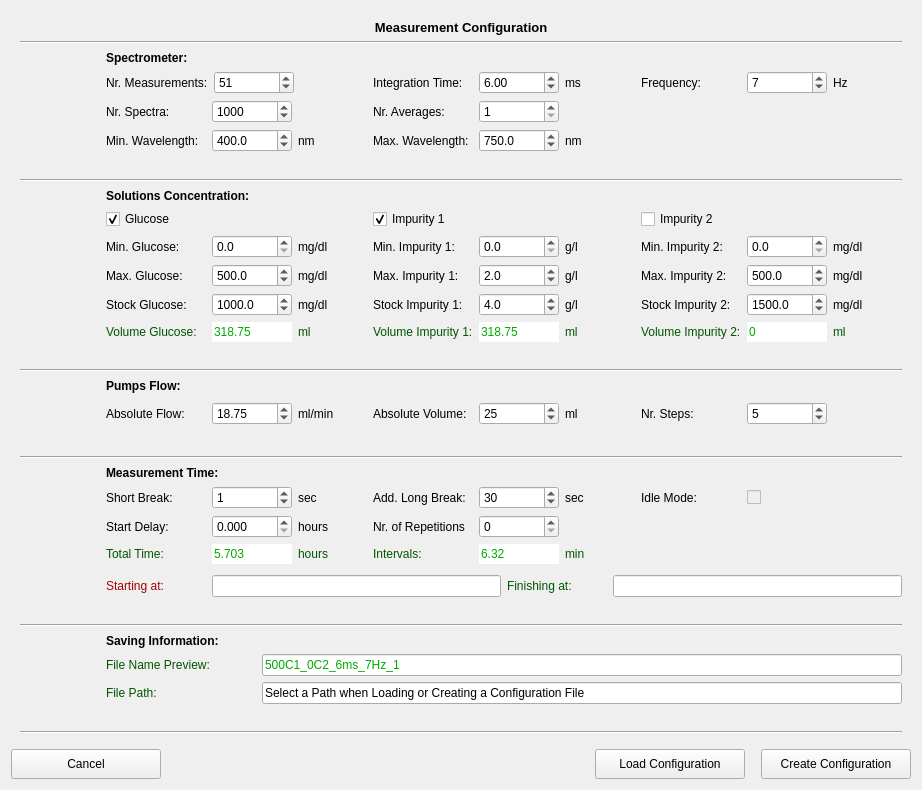
Old version of the form pol_configureMeasurement.ui in the repository CesarCarvajal/Oxymetry-Backup-2018.
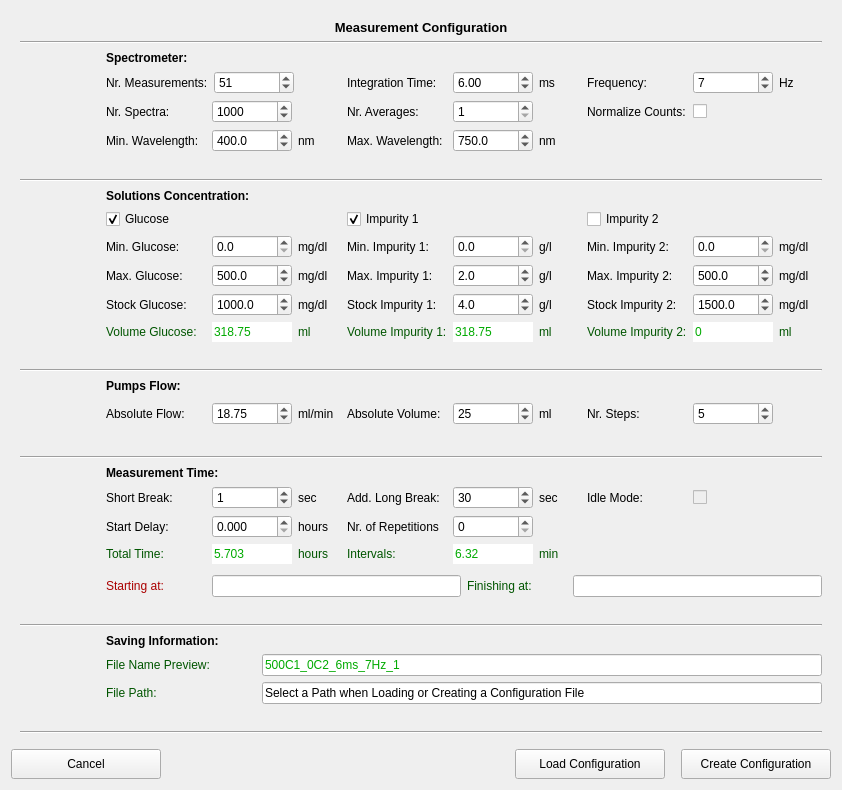
New version of the form. Icons and pictures are not drawn.

Diff of the .ui file:
```diff
--- a/pol_configureMeasurement.ui
+++ b/pol_configureMeasurement.ui
@@ -6,7 +6,7 @@
    <rect>
     <x>0</x>
     <y>0</y>
-    <width>922</width>
+    <width>842</width>
     <height>790</height>
    </rect>
   </property>
@@ -202,20 +202,55 @@
               <item row="3" column="2">
                <layout class="QHBoxLayout" name="horizontalLayout_31">
                 <item>
-                 <spacer name="horizontalSpacer_7">
-                  <property name="orientation">
-                   <enum>Qt::Horizontal</enum>
+                 <widget class="QLabel" name="label_19">
+                  <property name="minimumSize">
+                   <size>
+                    <width>100</width>
+                    <height>0</height>
+                   </size>
                   </property>
-                  <property name="sizeType">
-                   <enum>QSizePolicy::Fixed</enum>
+                  <property name="text">
+                   <string>Normalize Counts:</string>
                   </property>
-                  <property name="sizeHint" stdset="0">
+                 </widget>
+                </item>
+                <item>
+                 <widget class="QCheckBox" name="checkBox_NormalizeCountsConfig">
+                  <property name="sizePolicy">
+                   <sizepolicy hsizetype="Minimum" vsizetype="Fixed">
+                    <horstretch>0</horstretch>
+                    <verstretch>0</verstretch>
+                   </sizepolicy>
+                  </property>
+                  <property name="minimumSize">
                    <size>
-                    <width>215</width>
-                    <height>20</height>
+                    <width>80</width>
+                    <height>0</height>
                    </size>
                   </property>
-                 </spacer>
+                  <property name="maximumSize">
+                   <size>
+                    <width>80</width>
+                    <height>16777215</height>
+                   </size>
+                  </property>
+                  <property name="text">
+                   <string/>
+                  </property>
+                 </widget>
+                </item>
+                <item>
+                 <widget class="QLabel" name="label_20">
+                  <property name="minimumSize">
+                   <size>
+                    <width>30</width>
+                    <height>0</height>
+                   </size>
+                  </property>
+                  <property name="text">
+                   <string/>
+                  </property>
+                 </widget>
                 </item>
                </layout>
               </item>
```
